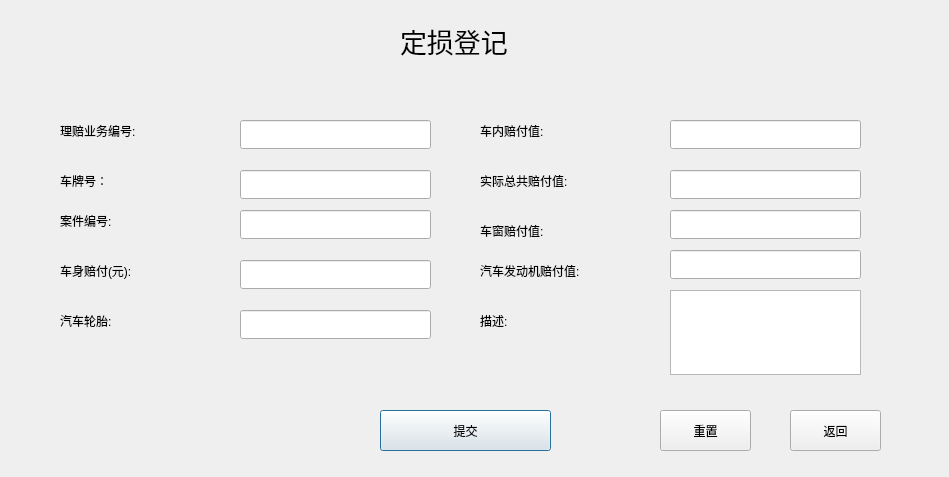
First picture: the form in compeninsertdialog.ui, repository Vaskka/DR_Projects, before the edit.
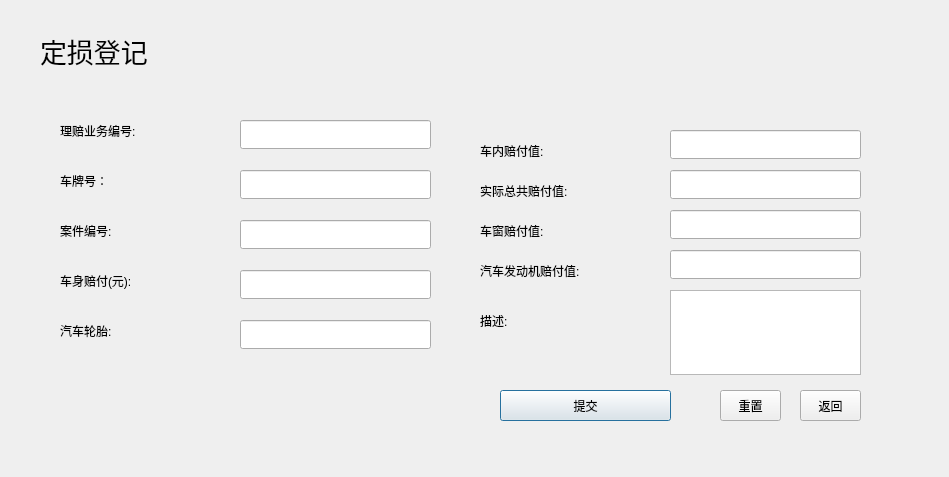
Second picture: the form after the edit.

What changed in the file:
```diff
--- a/compeninsertdialog.ui
+++ b/compeninsertdialog.ui
@@ -30,7 +30,7 @@
    <property name="geometry">
     <rect>
      <x>60</x>
-     <y>310</y>
+     <y>320</y>
      <width>121</width>
      <height>21</height>
     </rect>
@@ -43,7 +43,7 @@
    <property name="geometry">
     <rect>
      <x>480</x>
-     <y>120</y>
+     <y>140</y>
      <width>111</width>
      <height>21</height>
     </rect>
@@ -89,7 +89,7 @@
    <property name="geometry">
     <rect>
      <x>240</x>
-     <y>210</y>
+     <y>220</y>
      <width>191</width>
      <height>29</height>
     </rect>
@@ -98,10 +98,10 @@
   <widget class="QPushButton" name="Insert_Commit">
    <property name="geometry">
     <rect>
-     <x>380</x>
-     <y>410</y>
+     <x>500</x>
+     <y>390</y>
      <width>171</width>
-     <height>41</height>
+     <height>31</height>
     </rect>
    </property>
    <property name="text">
@@ -127,10 +127,10 @@
   <widget class="QLabel" name="label_10">
    <property name="geometry">
     <rect>
-     <x>400</x>
+     <x>40</x>
      <y>20</y>
-     <width>141</width>
-     <height>41</height>
+     <width>861</width>
+     <height>61</height>
     </rect>
    </property>
    <property name="font">
@@ -146,7 +146,7 @@
    <property name="geometry">
     <rect>
      <x>480</x>
-     <y>170</y>
+     <y>180</y>
      <width>141</width>
      <height>21</height>
     </rect>
@@ -159,7 +159,7 @@
    <property name="geometry">
     <rect>
      <x>60</x>
-     <y>260</y>
+     <y>270</y>
      <width>111</width>
      <height>21</height>
     </rect>
@@ -195,7 +195,7 @@
    <property name="geometry">
     <rect>
      <x>60</x>
-     <y>210</y>
+     <y>220</y>
      <width>81</width>
      <height>21</height>
     </rect>
@@ -208,7 +208,7 @@
    <property name="geometry">
     <rect>
      <x>240</x>
-     <y>260</y>
+     <y>270</y>
      <width>191</width>
      <height>29</height>
     </rect>
@@ -230,10 +230,10 @@
   <widget class="QPushButton" name="Insert_Reset">
    <property name="geometry">
     <rect>
-     <x>660</x>
-     <y>410</y>
-     <width>91</width>
-     <height>41</height>
+     <x>720</x>
+     <y>390</y>
+     <width>61</width>
+     <height>31</height>
     </rect>
    </property>
    <property name="text">
@@ -243,10 +243,10 @@
   <widget class="QPushButton" name="Insert_Return">
    <property name="geometry">
     <rect>
-     <x>790</x>
-     <y>410</y>
-     <width>91</width>
-     <height>41</height>
+     <x>800</x>
+     <y>390</y>
+     <width>61</width>
+     <height>31</height>
     </rect>
    </property>
    <property name="text">
@@ -257,7 +257,7 @@
    <property name="geometry">
     <rect>
      <x>670</x>
-     <y>120</y>
+     <y>130</y>
      <width>191</width>
      <height>29</height>
     </rect>
@@ -267,7 +267,7 @@
    <property name="geometry">
     <rect>
      <x>240</x>
-     <y>310</y>
+     <y>320</y>
      <width>191</width>
      <height>29</height>
     </rect>
@@ -306,6 +306,72 @@
     </rect>
    </property>
   </widget>
+  <widget class="QLabel" name="label_6">
+   <property name="geometry">
+    <rect>
+     <x>40</x>
+     <y>80</y>
+     <width>431</width>
+     <height>361</height>
+    </rect>
+   </property>
+   <property name="text">
+    <string/>
+   </property>
+  </widget>
+  <widget class="QLabel" name="label_13">
+   <property name="geometry">
+    <rect>
+     <x>470</x>
+     <y>80</y>
+     <width>431</width>
+     <height>361</height>
+    </rect>
+   </property>
+   <property name="text">
+    <string/>
+   </property>
+  </widget>
+  <widget class="QLabel" name="label_14">
+   <property name="geometry">
+    <rect>
+     <x>40</x>
+     <y>440</y>
+     <width>861</width>
+     <height>31</height>
+    </rect>
+   </property>
+   <property name="text">
+    <string/>
+   </property>
+  </widget>
+  <zorder>label_6</zorder>
+  <zorder>label_13</zorder>
+  <zorder>label_2</zorder>
+  <zorder>label</zorder>
+  <zorder>label_11</zorder>
+  <zorder>Insert_EngineEdit</zorder>
+  <zorder>Insert_NumberEdit</zorder>
+  <zorder>label_7</zorder>
+  <zorder>Insert_CaseNumberEdit</zorder>
+  <zorder>Insert_Commit</zorder>
+  <zorder>Insert_AllEdit</zorder>
+  <zorder>label_10</zorder>
+  <zorder>label_12</zorder>
+  <zorder>label_5</zorder>
+  <zorder>Insert_CarNumberEdit</zorder>
+  <zorder>label_9</zorder>
+  <zorder>label_4</zorder>
+  <zorder>Insert_PayEdit</zorder>
+  <zorder>label_3</zorder>
+  <zorder>Insert_Reset</zorder>
+  <zorder>Insert_Return</zorder>
+  <zorder>Insert_SingleEdit</zorder>
+  <zorder>Insert_WheelEdit</zorder>
+  <zorder>label_8</zorder>
+  <zorder>Insert_WindowEdit</zorder>
+  <zorder>Insert_DescriptionEdit</zorder>
+  <zorder>label_14</zorder>
  </widget>
  <resources/>
  <connections/>
```
